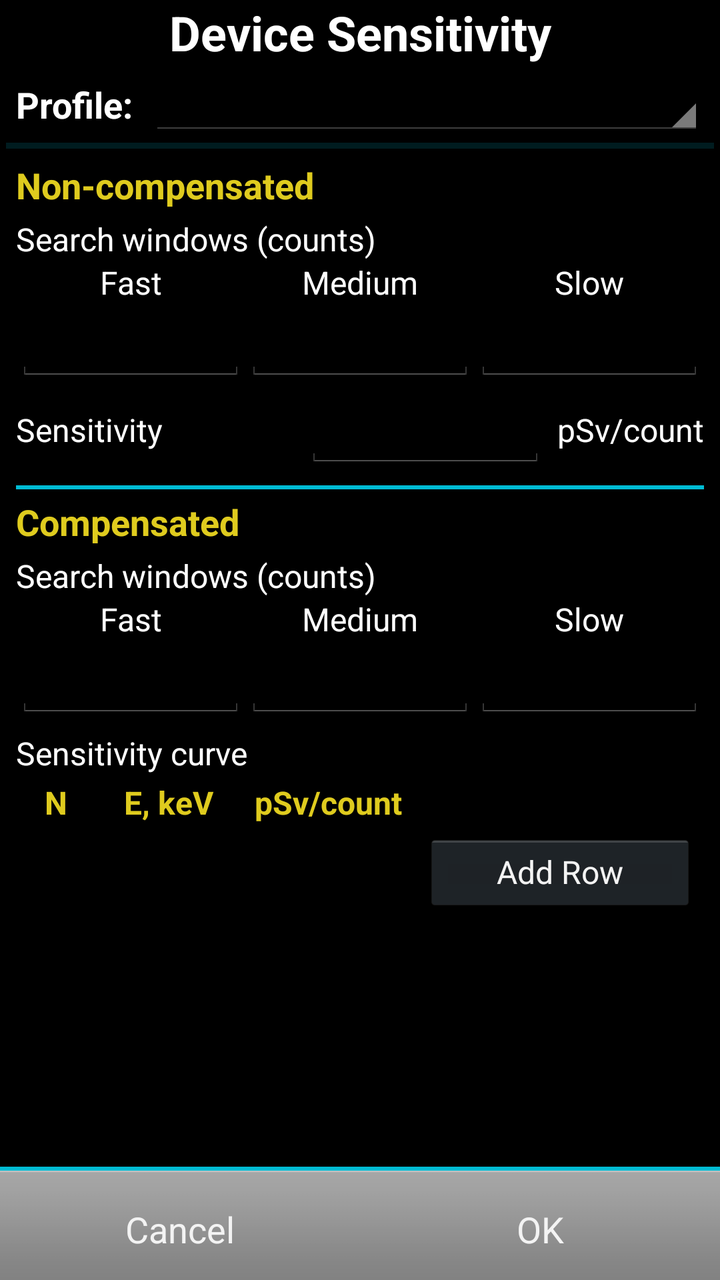
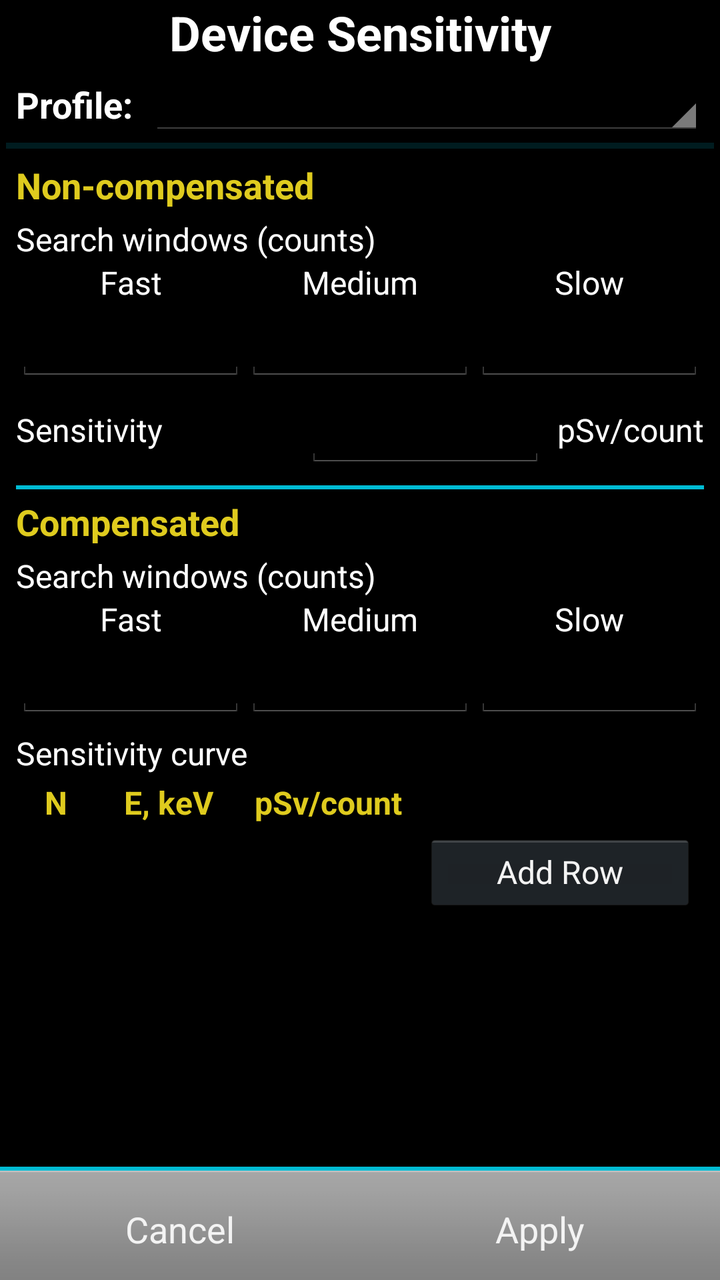

An Android layout rendered at two revisions. The XML below is the earlier revision; the diff shows what the commit changed to produce the second picture.
<!-- AndroidManifest.xml: application theme AppTheme -->
<!-- res/layout/activity_atom_spectra_sensivity.xml -->
<?xml version="1.0" encoding="utf-8"?>
<androidx.constraintlayout.widget.ConstraintLayout xmlns:android="http://schemas.android.com/apk/res/android"
    xmlns:app="http://schemas.android.com/apk/res-auto"
    xmlns:tools="http://schemas.android.com/tools"
    android:layout_width="match_parent"
    android:layout_height="match_parent"
    tools:context=".AtomSpectraSensitivity">

    <TextView
        android:id="@+id/textSenseCaption"
        android:layout_width="0dp"
        android:layout_height="wrap_content"
        android:gravity="center"
        android:text="@string/detector_sensitivity"
        android:textSize="24dp"
        android:textStyle="bold"
        app:layout_constraintEnd_toEndOf="parent"
        app:layout_constraintStart_toStartOf="parent"
        app:layout_constraintTop_toTopOf="parent" />

    <LinearLayout
        android:id="@+id/profileSection"
        android:layout_width="0dp"
        android:layout_height="wrap_content"
        android:layout_marginStart="8dp"
        android:layout_marginEnd="8dp"
        android:layout_marginTop="4dp"
        android:orientation="vertical"
        app:layout_constraintEnd_toEndOf="parent"
        app:layout_constraintStart_toStartOf="parent"
        app:layout_constraintTop_toBottomOf="@+id/textSenseCaption">

        <LinearLayout
            android:id="@+id/profileRow"
            android:layout_width="match_parent"
            android:layout_height="wrap_content"
            android:gravity="center_vertical"
            android:orientation="horizontal">

            <TextView
                android:layout_width="wrap_content"
                android:layout_height="wrap_content"
                android:text="@string/profile_selector_label"
                android:textSize="18dp"
                android:textStyle="bold" />

            <Spinner
                android:id="@+id/spinnerProfile"
                android:layout_width="0dp"
                android:layout_height="wrap_content"
                android:layout_marginStart="8dp"
                android:layout_weight="1" />
        </LinearLayout>

        
        <LinearLayout
            android:id="@+id/customActions"
            android:layout_width="match_parent"
            android:layout_height="wrap_content"
            android:orientation="horizontal"
            android:visibility="gone">

            <Button
                android:id="@+id/buttonProfileLoad"
                android:layout_width="wrap_content"
                android:layout_height="40dp"
                android:layout_weight="1"
                android:onClick="onLoadProfileButton"
                android:text="@string/profile_load"
                android:textSize="16dp" />

            <Button
                android:id="@+id/buttonProfileSave"
                android:layout_width="wrap_content"
                android:layout_height="40dp"
                android:layout_weight="1"
                android:onClick="onSaveProfileButton"
                android:text="@string/profile_save"
                android:textSize="16dp" />

            <Button
                android:id="@+id/buttonProfileReset"
                android:layout_width="wrap_content"
                android:layout_height="40dp"
                android:layout_weight="1"
                android:onClick="onResetToButton"
                android:text="@string/profile_reset_to"
                android:textSize="16dp" />
        </LinearLayout>
    </LinearLayout>

    <View
        android:id="@+id/topSenseDivider"
        android:layout_width="0dp"
        android:layout_height="3dp"
        android:layout_margin="3dp"
        android:background="?android:attr/listDivider"
        android:backgroundTint="@color/colorDivider"
        android:foreground="@drawable/divider"
        app:layout_constraintEnd_toEndOf="parent"
        app:layout_constraintStart_toStartOf="parent"
        app:layout_constraintTop_toBottomOf="@+id/profileSection" />

    <ScrollView
        android:id="@+id/scrollSense"
        android:layout_width="match_parent"
        android:layout_height="0dp"
        app:layout_constraintBottom_toTopOf="@+id/bottomBar"
        app:layout_constraintEnd_toEndOf="parent"
        app:layout_constraintStart_toStartOf="parent"
        app:layout_constraintTop_toBottomOf="@+id/topSenseDivider">

        <LinearLayout
            android:layout_width="match_parent"
            android:layout_height="wrap_content"
            android:orientation="vertical"
            android:paddingStart="8dp"
            android:paddingEnd="8dp">

            
            <TextView
                android:layout_width="match_parent"
                android:layout_height="wrap_content"
                android:layout_marginTop="6dp"
                android:text="@string/section_non_compensated"
                android:textColor="@color/colorHeader"
                android:textSize="18dp"
                android:textStyle="bold" />

            <TextView
                android:layout_width="match_parent"
                android:layout_height="wrap_content"
                android:layout_marginTop="4dp"
                android:text="@string/search_targets_header"
                android:textSize="16dp" />

            <LinearLayout
                android:layout_width="match_parent"
                android:layout_height="wrap_content"
                android:orientation="horizontal">

                <LinearLayout
                    android:layout_width="0dp"
                    android:layout_height="wrap_content"
                    android:layout_weight="1"
                    android:orientation="vertical">

                    <TextView
                        android:layout_width="match_parent"
                        android:layout_height="wrap_content"
                        android:gravity="center"
                        android:text="@string/search_target_fast"
                        android:textSize="16dp" />

                    <EditText
                        android:id="@+id/editNonCompFast"
                        android:layout_width="match_parent"
                        android:layout_height="wrap_content"
                        android:gravity="center"
                        android:inputType="number"
                        android:singleLine="true" />
                </LinearLayout>

                <LinearLayout
                    android:layout_width="0dp"
                    android:layout_height="wrap_content"
                    android:layout_weight="1"
                    android:orientation="vertical">

                    <TextView
                        android:layout_width="match_parent"
                        android:layout_height="wrap_content"
                        android:gravity="center"
                        android:text="@string/search_target_medium"
                        android:textSize="16dp" />

                    <EditText
                        android:id="@+id/editNonCompMedium"
                        android:layout_width="match_parent"
                        android:layout_height="wrap_content"
                        android:gravity="center"
                        android:inputType="number"
                        android:singleLine="true" />
                </LinearLayout>

                <LinearLayout
                    android:layout_width="0dp"
                    android:layout_height="wrap_content"
                    android:layout_weight="1"
                    android:orientation="vertical">

                    <TextView
                        android:layout_width="match_parent"
                        android:layout_height="wrap_content"
                        android:gravity="center"
                        android:text="@string/search_target_slow"
                        android:textSize="16dp" />

                    <EditText
                        android:id="@+id/editNonCompSlow"
                        android:layout_width="match_parent"
                        android:layout_height="wrap_content"
                        android:gravity="center"
                        android:inputType="number"
                        android:singleLine="true" />
                </LinearLayout>
            </LinearLayout>

            <LinearLayout
                android:layout_width="match_parent"
                android:layout_height="wrap_content"
                android:layout_marginTop="4dp"
                android:gravity="center_vertical"
                android:orientation="horizontal">

                <TextView
                    android:layout_width="0dp"
                    android:layout_height="wrap_content"
                    android:layout_weight="1"
                    android:text="@string/sens_sensitivity"
                    android:textSize="16dp" />

                <EditText
                    android:id="@+id/editNonCompSens"
                    android:layout_width="120dp"
                    android:layout_height="wrap_content"
                    android:gravity="end"
                    android:inputType="numberDecimal"
                    android:singleLine="true" />

                <TextView
                    android:layout_width="wrap_content"
                    android:layout_height="wrap_content"
                    android:layout_marginStart="6dp"
                    android:text="@string/sens_unit_psv_per_count"
                    android:textSize="16dp" />
            </LinearLayout>

            <View
                android:layout_width="match_parent"
                android:layout_height="2dp"
                android:layout_marginTop="8dp"
                android:layout_marginBottom="4dp"
                android:background="@color/colorDivider" />

            
            <TextView
                android:layout_width="match_parent"
                android:layout_height="wrap_content"
                android:text="@string/section_compensated"
                android:textColor="@color/colorHeader"
                android:textSize="18dp"
                android:textStyle="bold" />

            <TextView
                android:layout_width="match_parent"
                android:layout_height="wrap_content"
                android:layout_marginTop="4dp"
                android:text="@string/search_targets_header"
                android:textSize="16dp" />

            <LinearLayout
                android:layout_width="match_parent"
                android:layout_height="wrap_content"
                android:orientation="horizontal">

                <LinearLayout
                    android:layout_width="0dp"
                    android:layout_height="wrap_content"
                    android:layout_weight="1"
                    android:orientation="vertical">

                    <TextView
                        android:layout_width="match_parent"
                        android:layout_height="wrap_content"
                        android:gravity="center"
                        android:text="@string/search_target_fast"
                        android:textSize="16dp" />

                    <EditText
                        android:id="@+id/editCompFast"
                        android:layout_width="match_parent"
                        android:layout_height="wrap_content"
                        android:gravity="center"
                        android:inputType="number"
                        android:singleLine="true" />
                </LinearLayout>

                <LinearLayout
                    android:layout_width="0dp"
                    android:layout_height="wrap_content"
                    android:layout_weight="1"
                    android:orientation="vertical">

                    <TextView
                        android:layout_width="match_parent"
                        android:layout_height="wrap_content"
                        android:gravity="center"
                        android:text="@string/search_target_medium"
                        android:textSize="16dp" />

                    <EditText
                        android:id="@+id/editCompMedium"
                        android:layout_width="match_parent"
                        android:layout_height="wrap_content"
                        android:gravity="center"
                        android:inputType="number"
                        android:singleLine="true" />
                </LinearLayout>

                <LinearLayout
                    android:layout_width="0dp"
                    android:layout_height="wrap_content"
                    android:layout_weight="1"
                    android:orientation="vertical">

                    <TextView
                        android:layout_width="match_parent"
                        android:layout_height="wrap_content"
                        android:gravity="center"
                        android:text="@string/search_target_slow"
                        android:textSize="16dp" />

                    <EditText
                        android:id="@+id/editCompSlow"
                        android:layout_width="match_parent"
                        android:layout_height="wrap_content"
                        android:gravity="center"
                        android:inputType="number"
                        android:singleLine="true" />
                </LinearLayout>
            </LinearLayout>

            <TextView
                android:layout_width="match_parent"
                android:layout_height="wrap_content"
                android:layout_marginTop="6dp"
                android:text="@string/section_compensated_curve"
                android:textSize="16dp" />

            
            <TableLayout
                android:layout_width="match_parent"
                android:layout_height="wrap_content"
                android:layout_marginTop="3dp">

                <TableRow
                    android:layout_width="match_parent"
                    android:layout_height="match_parent">

                    <TextView
                        android:layout_width="40dp"
                        android:layout_height="wrap_content"
                        android:gravity="center"
                        android:text="N"
                        android:textColor="@color/colorHeader"
                        android:textSize="16dp"
                        android:textStyle="bold" />

                    <TextView
                        android:layout_width="match_parent"
                        android:layout_height="wrap_content"
                        android:layout_weight="2"
                        android:gravity="center"
                        android:text="@string/sens_energy_kev"
                        android:textColor="@color/colorHeader"
                        android:textSize="16dp"
                        android:textStyle="bold" />

                    <TextView
                        android:layout_width="match_parent"
                        android:layout_height="wrap_content"
                        android:layout_weight="1"
                        android:gravity="center"
                        android:text="@string/sens_unit_psv_per_count"
                        android:textColor="@color/colorHeader"
                        android:textSize="16dp"
                        android:textStyle="bold" />

                    <TextView
                        android:layout_width="144dp"
                        android:layout_height="wrap_content"
                        android:gravity="center"
                        android:textColor="@color/colorHeader"
                        android:textSize="16dp"
                        android:textStyle="bold" />
                </TableRow>
            </TableLayout>

            <TableLayout
                android:id="@+id/tableSensitivity"
                android:layout_width="match_parent"
                android:layout_height="wrap_content" />

            <Button
                android:id="@+id/buttonSensAdd"
                android:layout_width="136dp"
                android:layout_height="40dp"
                android:layout_gravity="end"
                android:layout_marginTop="4dp"
                android:layout_marginEnd="4dp"
                android:layout_marginBottom="4dp"
                android:onClick="onAddButton"
                android:text="@string/sensitivity_add_row"
                android:textSize="16dp" />
        </LinearLayout>
    </ScrollView>

    <LinearLayout
        android:id="@+id/bottomBar"
        android:layout_width="match_parent"
        android:layout_height="wrap_content"
        android:orientation="vertical"
        app:layout_constraintBottom_toBottomOf="parent"
        app:layout_constraintEnd_toEndOf="parent"
        app:layout_constraintStart_toStartOf="parent">

        <View
            android:layout_width="match_parent"
            android:layout_height="2dp"
            android:background="@color/colorDivider" />

        <LinearLayout
            android:layout_width="match_parent"
            android:layout_height="wrap_content"
            android:orientation="horizontal">

            <Button
                android:id="@+id/buttonSensCancel"
                style="@android:style/ButtonBar"
                android:layout_width="wrap_content"
                android:layout_height="wrap_content"
                android:layout_weight="1"
                android:onClick="onCancelButton"
                android:text="@android:string/cancel" />

            <Button
                android:id="@+id/buttonSensOk"
                style="@android:style/ButtonBar"
                android:layout_width="wrap_content"
                android:layout_height="wrap_content"
                android:layout_weight="1"
                android:onClick="onOkButton"
                android:text="@android:string/ok" />
        </LinearLayout>
    </LinearLayout>

</androidx.constraintlayout.widget.ConstraintLayout>
<!-- resources referenced by this layout -->
<resources>
  <color name="colorDivider">#FF00BCD4</color>
  <color name="colorHeader">#FFDFCB1E</color>
  <!-- drawable divider: png bitmap (drawable, 3113 bytes) -->
  <string name="detector_sensitivity">Device Sensitivity</string>
  <string name="profile_load">Load</string>
  <string name="profile_reset_to">Reset to…</string>
  <string name="profile_save">Save</string>
  <string name="profile_selector_label">Profile:</string>
  <string name="search_target_fast">Fast</string>
  <string name="search_target_medium">Medium</string>
  <string name="search_target_slow">Slow</string>
  <string name="search_targets_header">Search windows (counts)</string>
  <string name="section_compensated">Compensated</string>
  <string name="section_compensated_curve">Sensitivity curve</string>
  <string name="section_non_compensated">Non-compensated</string>
  <string name="sens_energy_kev">E, keV</string>
  <string name="sens_sensitivity">Sensitivity</string>
  <string name="sens_unit_psv_per_count">pSv/count</string>
  <string name="sensitivity_add_row">Add Row</string>
  <style name="AppTheme" parent="AppBaseTheme">
          <item name="android:colorPrimary">@color/color_main</item>
          <item name="android:textColor">@color/color_main</item>
          <item name="android:colorAccent">@color/color_main</item>
          
  
      </style>
  <style name="AppBaseTheme" parent="android:Theme.Holo">
          
      </style>
</resources>

<!-- the commit's change to res/layout/activity_atom_spectra_sensivity.xml (unified diff, before → after) -->
@@ -441,7 +441,7 @@
                 android:layout_height="wrap_content"
                 android:layout_weight="1"
                 android:onClick="onOkButton"
-                android:text="@android:string/ok" />
+                android:text="@string/sensitivity_apply" />
         </LinearLayout>
     </LinearLayout>
 
<!-- resource entries referenced after the edit -->
@@ -19,6 +19,7 @@
   <string name="sens_sensitivity">Sensitivity</string>
   <string name="sens_unit_psv_per_count">pSv/count</string>
   <string name="sensitivity_add_row">Add Row</string>
+  <string name="sensitivity_apply">Apply</string>
   <style name="AppTheme" parent="AppBaseTheme">
           <item name="android:colorPrimary">@color/color_main</item>
           <item name="android:textColor">@color/color_main</item>
